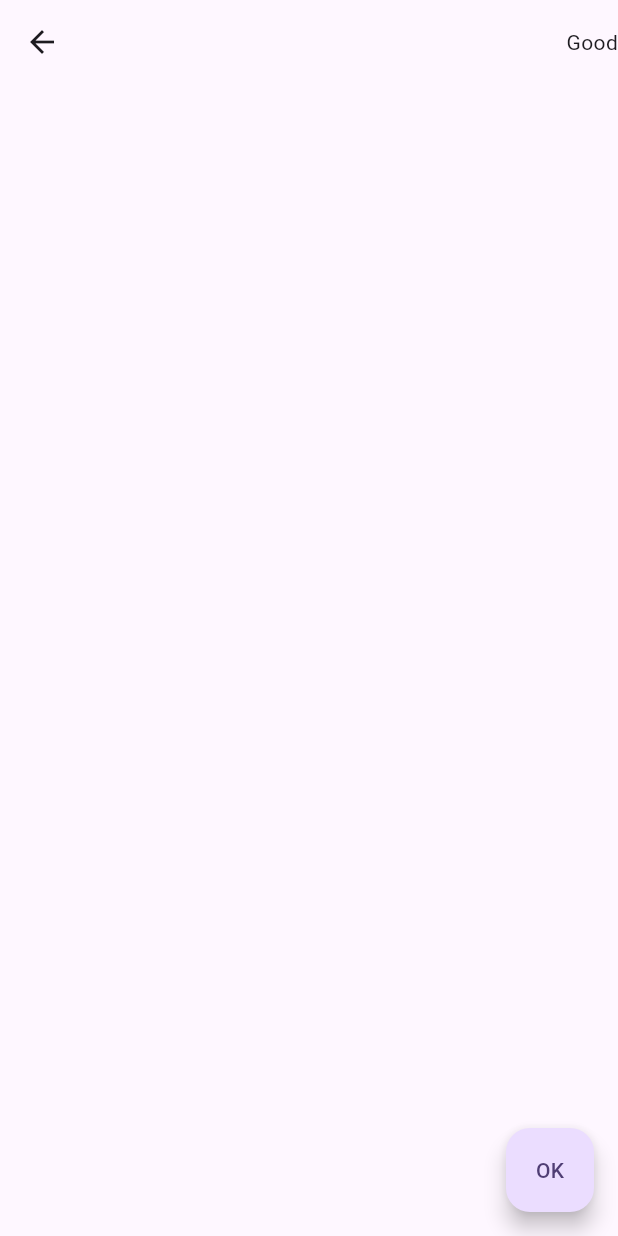
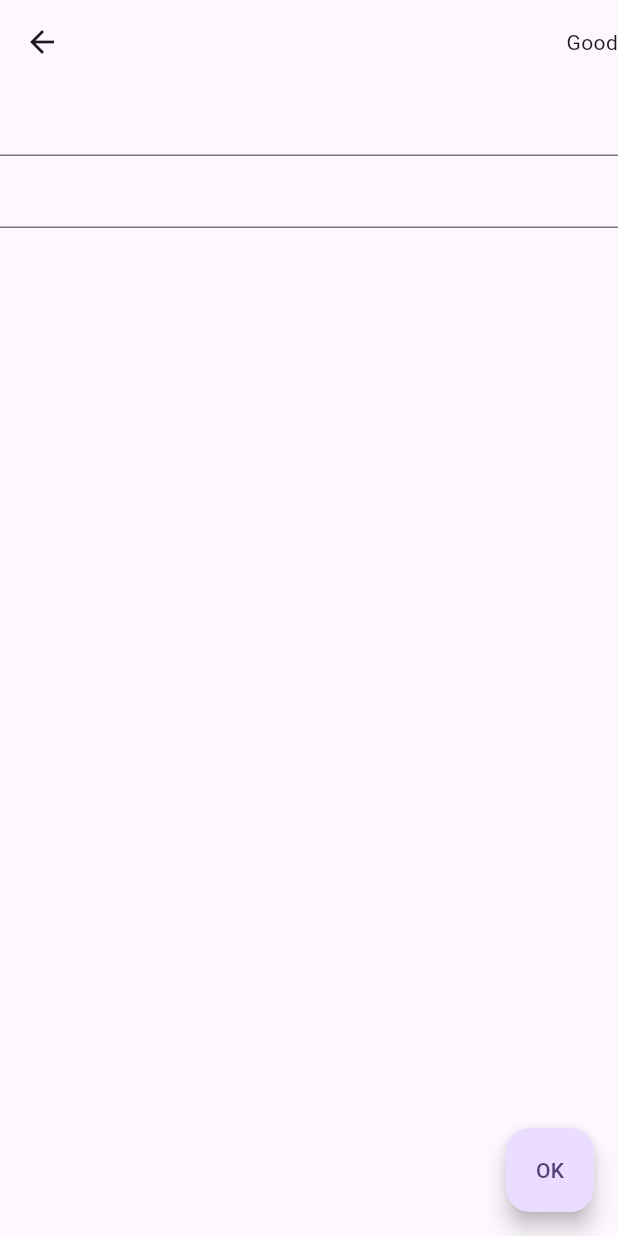
Before and after one commit to techfoon/provider, a Flutter app: the Nextpage screen opened directly, after a tap on "OK", on a phone screen of 412 x 824 dp. Run offline on Flutter 3.47's test engine with Material 3 defaults, Android fonts, the light colour scheme and no system bars.

Commit message:
not finished yet

```diff
--- a/lib/nextpage.dart
+++ b/lib/nextpage.dart
@@ -11,15 +11,40 @@ class Nextpage extends StatefulWidget {
 }
 
 class _NextpageState extends State<Nextpage> {
+
+
+  TextEditingController NameContorller= TextEditingController();
+    TextEditingController DescriptionContorller= TextEditingController();
   @override
   Widget build(BuildContext context) {
     return Scaffold(
       appBar: AppBar(actions: [Title(color: Colors.red, child: Text("Good"))]),
+
+
+ body: Column(children: [
+
+  TextField(
+
+    controller: NameContorller,
+
+  ),
+
+  TextField(
+
+    controller: DescriptionContorller,
+
+  )
+ ],),
+
+
       floatingActionButton: FloatingActionButton.extended(
           onPressed: () {
-            Provider.of<myprovider>(context ,listen: false).incrementCount();   ///Listen: False is used only where we get data inhere it is usless and taking memory.
+
           },
           label: Text("OK")),
     );
   }
 }
+
+
+//  Provider.of<myprovider>(context ,listen: false).incrementCount();   ///Listen: False is used only where we get data inhere it is usless and taking memory.
```
